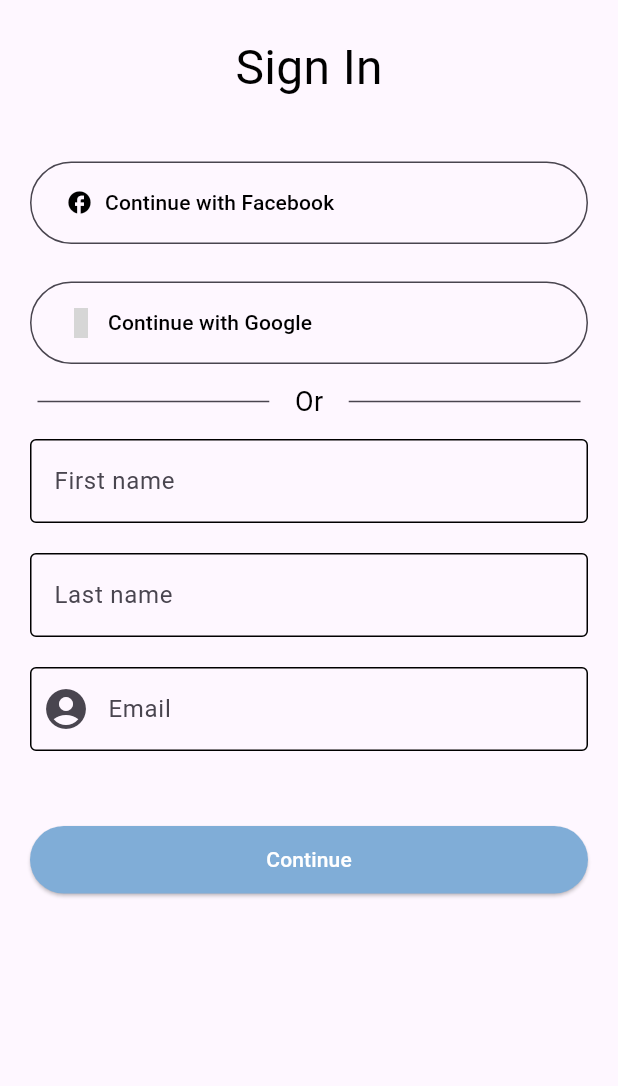
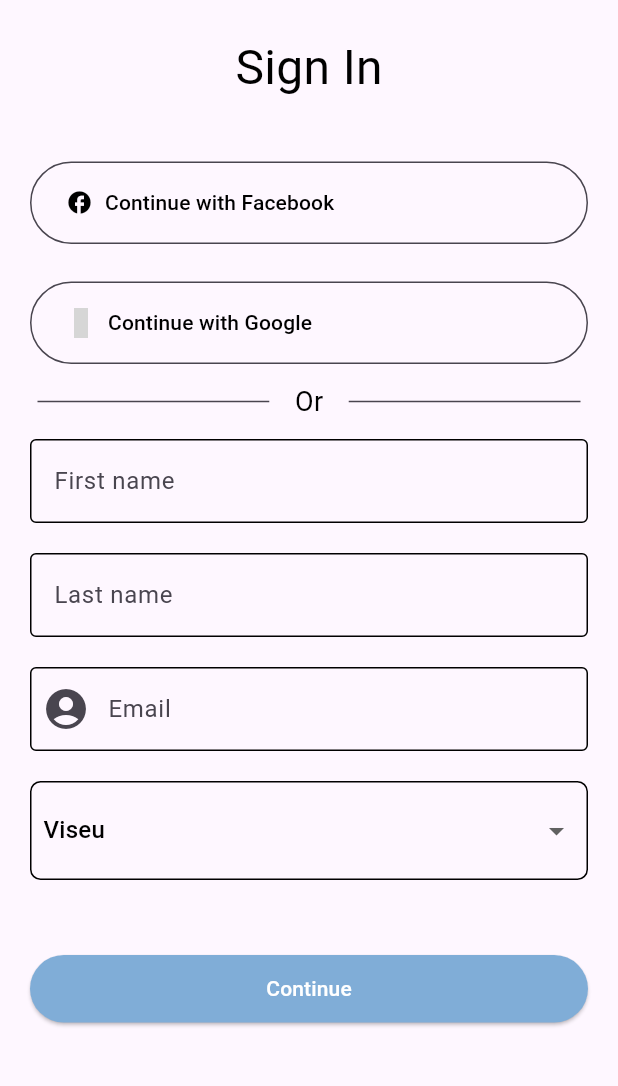
Before and after one commit to WildKoala23/Softshares, a Flutter app: the SignUp screen opened by its route, on a phone screen of 412 x 824 dp, the part 74-1160 px from its top. Run offline on Flutter 3.47's test engine with Material 3 defaults, Android fonts, the phone set to English and light mode, and no system bars; our stand-ins replace table_calendar; missing offline and left inert: dev_icons; grey boxes are pictures that could not be loaded.

Commit message:
added city choosing to signup

```diff
--- a/lib/Pages/signup.dart
+++ b/lib/Pages/signup.dart
@@ -7,6 +7,8 @@ class SignUp extends StatefulWidget {
   @override
   State<SignUp> createState() => _SignUpState();
 }
+
+List<String> cities = ['Viseu', 'Tomar', 'Portoalegre', 'Fundão', 'Vilareal'];
 
 class _SignUpState extends State<SignUp> {
   final TextEditingController emailController = TextEditingController();
@@ -18,6 +20,8 @@ class _SignUpState extends State<SignUp> {
 
   final _formKey = GlobalKey<FormState>();
 
+  late String selectedCity;
+
   @override
   void dispose() {
     super.dispose();
@@ -26,6 +30,13 @@ class _SignUpState extends State<SignUp> {
     confirmPasswordController.dispose();
     firstNameController.dispose();
     lastNameController.dispose();
+  }
+
+  @override
+  void initState() {
+    // TODO: implement initState
+    super.initState();
+    selectedCity = cities[0];
   }
 
   @override
@@ -59,6 +70,7 @@ class _SignUpState extends State<SignUp> {
                     firstNameField(colorScheme),
                     lastNameField(colorScheme),
                     emailField(colorScheme),
+                    cityField(colorScheme)
                   ],
                 ),
               ),
@@ -162,6 +174,32 @@ class _SignUpState extends State<SignUp> {
             ),
             border: OutlineInputBorder(
                 borderSide: BorderSide(color: colorScheme.onTertiary))),
+      ),
+    );
+  }
+
+  Container cityField(ColorScheme colorScheme) {
+    return Container(
+      margin: const EdgeInsets.fromLTRB(20, 0, 20, 20),
+      padding: EdgeInsets.all(8),
+      decoration: BoxDecoration(
+          border: Border.all(), borderRadius: BorderRadius.circular(7)),
+      child: DropdownButton<String>(
+        isExpanded: true,
+        hint: const Text('Select Area'),
+        underline: SizedBox.shrink(),
+        value: selectedCity,
+        items: cities.map((String value) {
+          return DropdownMenuItem<String>(
+            value: value,
+            child: Text(value),
+          );
+        }).toList(),
+        onChanged: (value) {
+          setState(() {
+            selectedCity = value!;
+          });
+        },
       ),
     );
   }
```
